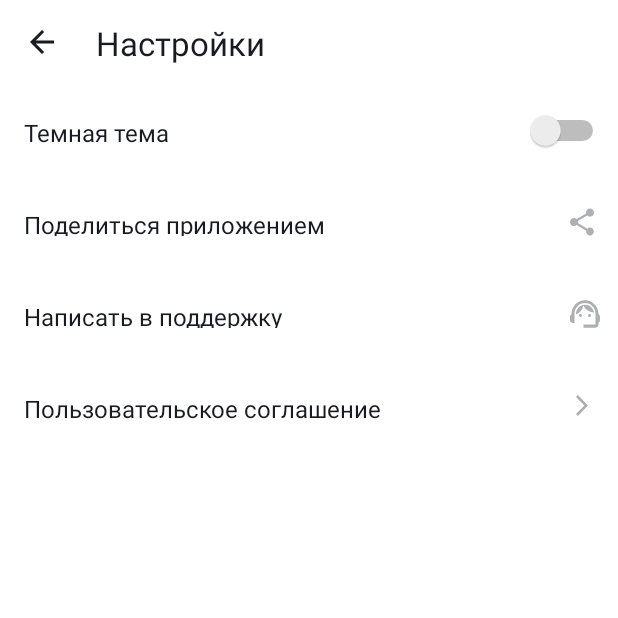
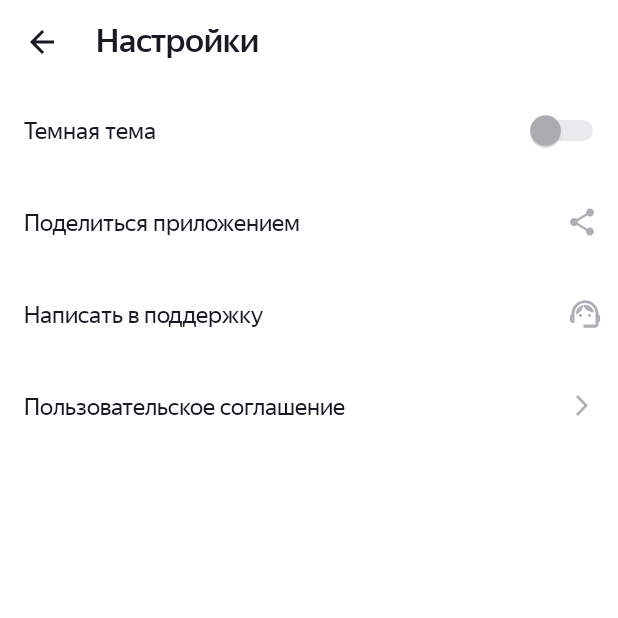
Before and after one commit to VladaKuzmich/PlaylistMaker, an Android app: the SettingsActivity screen opened directly, with no data from a screen before it, on a phone screen of 412 x 824 dp, the top half of it. Run offline under Robolectric (Android 15) with nearby library versions, the phone set to English and light mode, and no system bars.

Commit message:
[PLM:9_1] - styles and themes

```diff
--- a/app/src/main/res/layout/activity_media_library.xml
+++ b/app/src/main/res/layout/activity_media_library.xml
@@ -4,15 +4,14 @@
     android:fitsSystemWindows="true"
     android:layout_width="match_parent"
     android:layout_height="match_parent"
-    android:orientation="vertical"
-    android:backgroundTint="@color/menu_item_background">
+    android:orientation="vertical" >
 
     <TextView
         android:layout_width="match_parent"
         android:layout_height="48dp"
         android:paddingTop="15dp"
         android:textSize="22sp"
-        android:textColor="@color/menu_item_text_color"
+        android:textColor="?attr/colorOnPrimary"
         android:text="@string/media_library_activity_header" />
 
 </LinearLayout>
--- a/app/src/main/res/layout/activity_search.xml
+++ b/app/src/main/res/layout/activity_search.xml
@@ -4,15 +4,14 @@
     android:fitsSystemWindows="true"
     android:layout_width="match_parent"
     android:layout_height="match_parent"
-    android:orientation="vertical"
-    android:backgroundTint="@color/menu_item_background">
+    android:orientation="vertical" >
 
     <TextView
         android:layout_width="match_parent"
         android:layout_height="48dp"
         android:paddingTop="15dp"
         android:textSize="22sp"
-        android:textColor="@color/menu_item_text_color"
+        android:textColor="?attr/colorOnPrimary"
         android:text="@string/search_activity_header" />
 
 </LinearLayout>
--- a/app/src/main/res/layout/activity_settings.xml
+++ b/app/src/main/res/layout/activity_settings.xml
@@ -6,8 +6,7 @@
     android:fitsSystemWindows="true"
     android:layout_width="match_parent"
     android:layout_height="match_parent"
-    android:orientation="vertical"
-    android:backgroundTint="@color/menu_item_background">
+    android:orientation="vertical" >
 
     <LinearLayout
         android:layout_width="match_parent"
@@ -21,73 +20,47 @@
             android:layout_marginTop="4dp"
             android:layout_marginStart="4dp"
             android:padding="12dp"
-            android:backgroundTint="@color/menu_item_background"
             android:src="@drawable/back_icon"
+            app:tint="?attr/colorOnPrimary"
+            android:backgroundTint="@android:color/transparent"
             tools:ignore="ContentDescription" />
 
         <TextView
+            style="@style/ActivityHeader"
             android:layout_width="0dp"
             android:layout_height="48dp"
             android:layout_weight="1"
             android:layout_marginTop="4dp"
-            android:paddingTop="10dp"
-            android:paddingStart="12dp"
             android:paddingEnd="8dp"
-            android:textAlignment="textStart"
-            android:textSize="22sp"
-            android:textColor="@color/menu_item_text_color"
+            android:textColor="?attr/colorOnPrimary"
             android:text="@string/settings_header" />
 
     </LinearLayout>
 
     <Switch
         android:id="@+id/switch1"
-        android:layout_width="match_parent"
-        android:layout_height="61dp"
-        android:paddingStart="16dp"
+        style="@style/SettingsMenuItem"
+        android:thumbTint="?attr/colorSecondaryVariant"
+        android:trackTint="?attr/colorSecondaryVariant"
         android:paddingEnd="6dp"
-        android:paddingTop="21dp"
-        android:paddingBottom="21dp"
         android:switchMinWidth="56dp"
-        android:textSize="16sp"
-        android:textColor="@color/menu_item_text_color"
         android:text="@string/dark_theme"
         tools:ignore="InefficientWeight,UseSwitchCompatOrMaterialXml" />
 
     <TextView
-        android:layout_width="match_parent"
-        android:layout_height="61dp"
-        android:paddingStart="16dp"
-        android:paddingEnd="12dp"
-        android:paddingTop="21dp"
-        android:paddingBottom="21dp"
-        android:textSize="16sp"
+        style="@style/SettingsMenuItem"
         app:drawableEndCompat="@drawable/share_button_icon"
-        android:textColor="@color/menu_item_text_color"
         android:text="@string/share_menu_item" />
 
     <TextView
-        android:layout_width="match_parent"
-        android:layout_height="61dp"
-        android:paddingStart="16dp"
-        android:paddingEnd="12dp"
-        android:paddingTop="21dp"
-        android:paddingBottom="21dp"
-        android:textSize="16sp"
+        style="@style/SettingsMenuItem"
         app:drawableEndCompat="@drawable/support_button_icon"
-        android:textColor="@color/menu_item_text_color"
         android:text="@string/support_menu_item" />
 
     <TextView
-        android:layout_width="match_parent"
-        android:layout_height="61dp"
-        android:paddingStart="16dp"
+        style="@style/SettingsMenuItem"
         android:paddingEnd="20dp"
-        android:paddingTop="21dp"
-        android:paddingBottom="21dp"
-        android:textSize="16sp"
         app:drawableEndCompat="@drawable/arrow_forward_button_icon"
-        android:textColor="@color/menu_item_text_color"
         android:text="@string/user_agreement_menu_item" />
 
 </LinearLayout>
--- a/app/src/main/res/values-night/themes.xml
+++ b/app/src/main/res/values-night/themes.xml
@@ -1,7 +1,12 @@
-<resources xmlns:tools="http://schemas.android.com/tools">
-    <!-- Base application theme. -->
+<resources>
     <style name="Base.Theme.PlaylistMaker" parent="Theme.MaterialComponents.DayNight.NoActionBar">
-        <!-- Customize your dark theme here. -->
-        <!-- <item name="colorPrimary">@color/my_dark_primary</item> -->
+        <item name="colorPrimary">@color/blackish_blue</item>
+        <item name="colorSecondary">@color/white</item>
+        <item name="colorPrimaryVariant">@color/gray</item>
+        <item name="colorSecondaryVariant">@color/blue</item>
+        <item name="colorOnPrimary">@color/white</item>
+        <item name="colorOnSecondary">@color/blackish_blue</item>
+
+        <item name="background">@color/blackish_blue</item>
     </style>
 </resources>
--- a/app/src/main/res/values/colors.xml
+++ b/app/src/main/res/values/colors.xml
@@ -1,11 +1,8 @@
 <?xml version="1.0" encoding="utf-8"?>
 <resources>
-    <color name="black">#FF000000</color>
-    <color name="white">#FFFFFFFF</color>
-
-    <color name="background">#3772E7</color>
-    <color name="text_header_color">#ffffff</color>
-    <color name="menu_item_background">#ffffff</color>
-    <color name="menu_item_text_color">#1A1B22</color>
+    <color name="blue">#3772E7</color>
+    <color name="white">#FFFFFF</color>
+    <color name="blackish_blue">#1A1B22</color>
+    <color name="gray">#AEAFB4</color>
 
 </resources>
--- a/app/src/main/res/values/dimens.xml
+++ b/app/src/main/res/values/dimens.xml
@@ -1,6 +1,6 @@
 <?xml version="1.0" encoding="utf-8"?>
 <resources>
-    <dimen name="main_activity_text_size">22sp</dimen>
+    <dimen name="activity_header_text_size">22sp</dimen>
     <dimen name="main_activity_icon_padding">8dp</dimen>
     <dimen name="main_activity_menu_corner_radius">16dp</dimen>
     <dimen name="main_activity_menu_item_margin">16dp</dimen>
--- a/app/src/main/res/values/strings.xml
+++ b/app/src/main/res/values/strings.xml
@@ -1,6 +1,6 @@
 <resources>
     <string name="app_name">Playlist Maker</string>
-    <string name="main_header">Playlist Maker</string>
+    <string name="main_header">Playlist maker</string>
     <string name="search_string">Поиск</string>
     <string name="media_string">Медиатека</string>
     <string name="settings_string">Настройки</string>
--- /dev/null
+++ b/app/src/main/res/values/styles.xml
@@ -0,0 +1,44 @@
+<?xml version="1.0" encoding="utf-8"?>
+<resources>
+    <style name="MainMenuButton" parent="Widget.MaterialComponents.Button.UnelevatedButton">
+        <item name="android:layout_width">match_parent</item>
+        <item name="android:layout_height">0dp</item>
+        <item name="android:layout_weight">1</item>
+        <item name="android:layout_marginHorizontal">@dimen/main_activity_menu_item_margin</item>
+        <item name="android:layout_marginTop">@dimen/main_activity_menu_item_margin</item>
+        <item name="android:backgroundTint">?attr/colorSecondary</item>
+        <item name="android:textSize">@dimen/activity_header_text_size</item>
+        <item name="android:textColor">?attr/colorOnSecondary</item>
+        <item name="android:fontFamily">@font/ys_display_medium</item>
+        <item name="android:textFontWeight">500</item>
+        <item name="android:textAllCaps">false</item>
+        <item name="cornerRadius">@dimen/main_activity_menu_corner_radius</item>
+        <item name="iconTint">?attr/colorOnSecondary</item>
+        <item name="iconGravity">textStart</item>
+        <item name="iconPadding">@dimen/main_activity_icon_padding</item>
+
+    </style>
+
+    <style name="SettingsMenuItem">
+        <item name="android:layout_width">match_parent</item>
+        <item name="android:layout_height">61dp</item>
+        <item name="android:paddingStart">16dp</item>
+        <item name="android:paddingEnd">12dp</item>
+        <item name="android:paddingTop">21dp</item>
+        <item name="android:paddingBottom">21dp</item>
+        <item name="android:textSize">16sp</item>
+        <item name="android:textColor">?attr/colorOnPrimary</item>
+        <item name="android:fontFamily">@font/ys_display_regular</item>
+        <item name="android:textFontWeight">400</item>
+        <item name="android:drawableTint">?attr/colorPrimaryVariant</item>
+    </style>
+
+    <style name="ActivityHeader">
+        <item name="android:paddingTop">10dp</item>
+        <item name="android:paddingStart">12dp</item>
+        <item name="android:textAlignment">textStart</item>
+        <item name="android:textSize">@dimen/activity_header_text_size</item>
+        <item name="android:fontFamily">@font/ys_display_medium</item>
+        <item name="android:textFontWeight">500</item>
+    </style>
+</resources>
--- a/app/src/main/res/values/themes.xml
+++ b/app/src/main/res/values/themes.xml
@@ -1,8 +1,13 @@
-<resources xmlns:tools="http://schemas.android.com/tools">
-    <!-- Base application theme. -->
+<resources>
     <style name="Base.Theme.PlaylistMaker" parent="Theme.MaterialComponents.DayNight.NoActionBar">
-        <!-- Customize your light theme here. -->
-        <!-- <item name="colorPrimary">@color/my_light_primary</item> -->
+        <item name="colorPrimary">@color/blue</item>
+        <item name="colorSecondary">@color/white</item>
+        <item name="colorPrimaryVariant">@color/gray</item>
+        <item name="colorSecondaryVariant">@color/gray</item>
+        <item name="colorOnPrimary">@color/blackish_blue</item>
+        <item name="colorOnSecondary">@color/blackish_blue</item>
+
+        <item name="background">@color/white</item>
     </style>
 
     <style name="Theme.PlaylistMaker" parent="Base.Theme.PlaylistMaker" />
```
Also changed, not shown: app/src/main/res/layout/activity_main.xml (+10 -44 lines), app/src/main/res/font/ys_display_medium.ttf (added), app/src/main/res/font/ys_display_regular.ttf (added).
